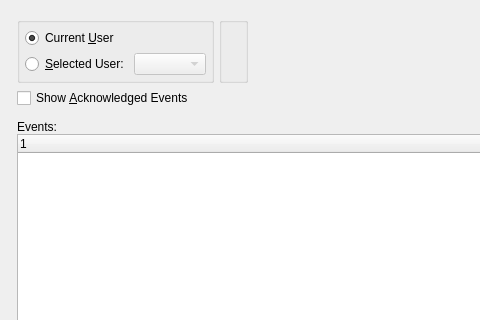
Before: the Qt Designer form guiclient/eventManager.ui in Pegasus-RPG/xtuple-client, drawn with Qt 5; both pictures show x 0 to 480 and y 0 to 320 of the 800 by 600 pixel window.
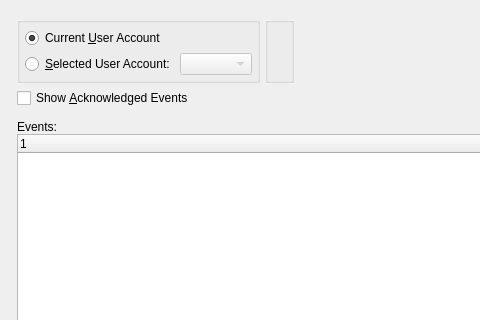
After: the same form once the commit is applied. Custom widgets are drawn as their Qt base class.

The edit to the form file:
```diff
--- a/guiclient/eventManager.ui
+++ b/guiclient/eventManager.ui
@@ -53,7 +53,7 @@
             <item row="0" column="0" colspan="2" >
              <widget class="QRadioButton" name="_currentUser" >
               <property name="text" >
-               <string>Current &amp;User</string>
+               <string>Current &amp;User Account</string>
               </property>
               <property name="checked" >
                <bool>true</bool>
@@ -63,7 +63,7 @@
             <item row="1" column="0" >
              <widget class="QRadioButton" name="_selectedUser" >
               <property name="text" >
-               <string>&amp;Selected User:</string>
+               <string>&amp;Selected User Account:</string>
               </property>
              </widget>
             </item>
```
